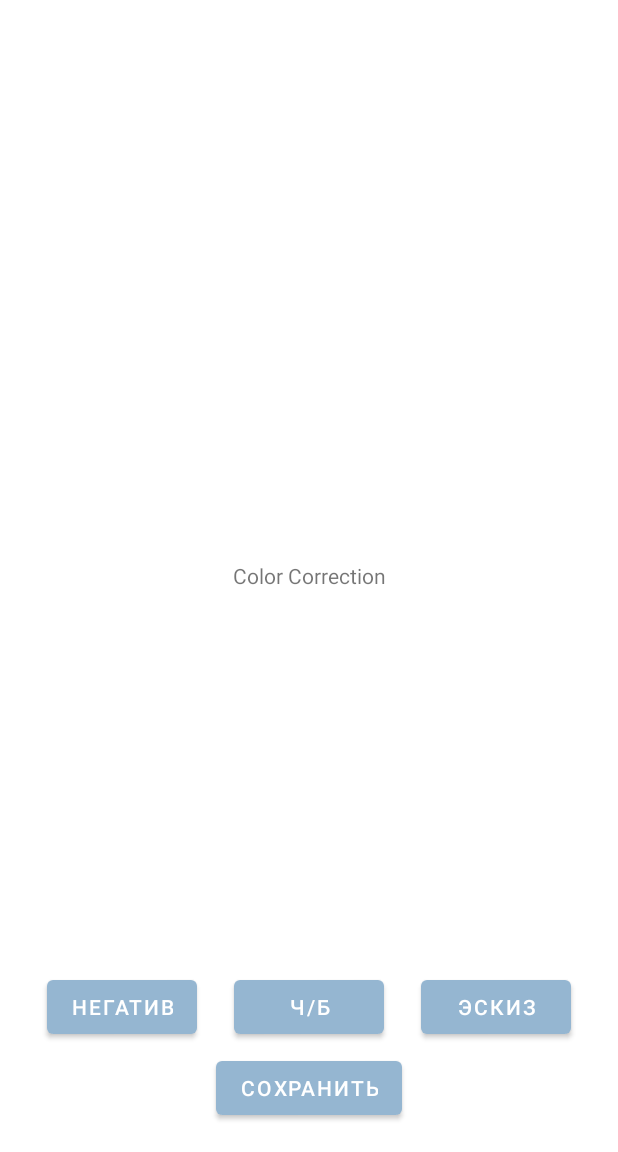
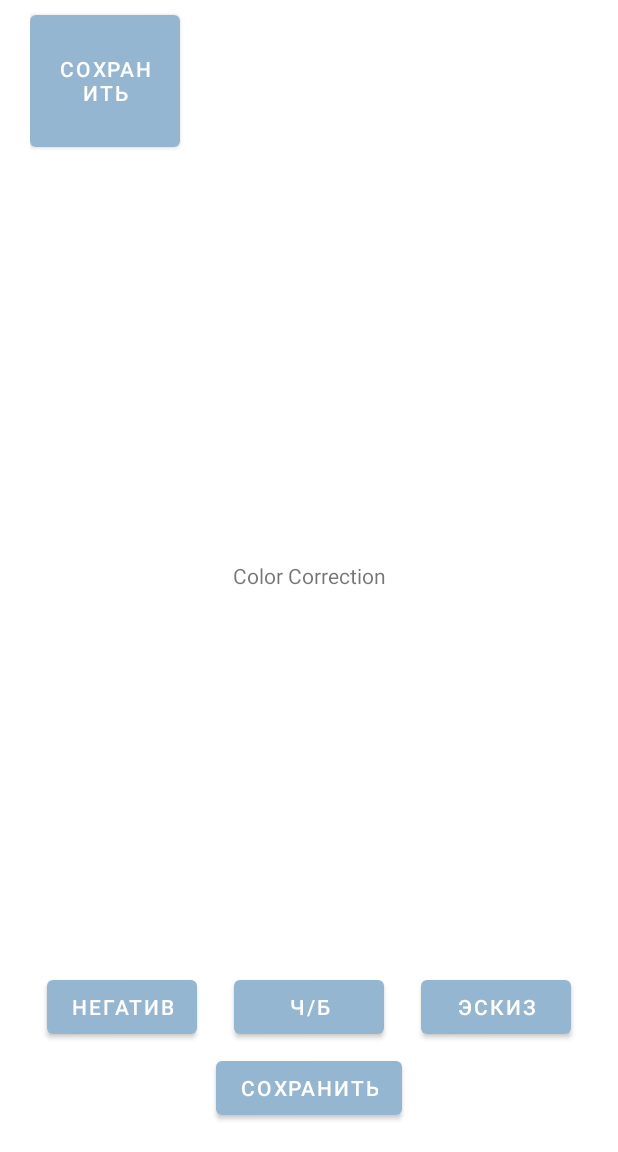
Before and after one commit to Violet022/mountpic, an Android app: the fragment ColorCorrectionFragment placed in its activity, after a tap on "СОХРАНИТЬ", on a phone screen of 412 x 824 dp, the part 84-1236 px from its top. Run offline under Robolectric (Android 15) with nearby library versions, the phone set to English and light mode, and no system bars; libraries missing offline, so code that uses them is left out: by.kirich1409.viewbindingdelegate; Roboto replaces fonts that are not available here; 3 statements that could not run were skipped.

Commit message:
some changes

```diff
--- a/app/src/main/java/com/example/mountpic/ColorCorrectionFragment.kt
+++ b/app/src/main/java/com/example/mountpic/ColorCorrectionFragment.kt
@@ -1,20 +1,14 @@
 package com.example.mountpic
 
-import android.Manifest
 import android.graphics.Bitmap
 import android.graphics.Color
 import android.os.Bundle
-import android.os.Environment
 import android.view.LayoutInflater
 import android.view.View
 import android.view.ViewGroup
 import android.widget.Button
 import android.widget.ImageView
-import androidx.core.app.ActivityCompat
 import androidx.fragment.app.Fragment
-import java.io.File
-import java.io.FileOutputStream
-import java.lang.Exception
 
 class ColorCorrectionFragment : Fragment(R.layout.fragment_color_correction){
 
@@ -30,8 +24,6 @@ class ColorCorrectionFragment : Fragment(R.layout.fragment_color_correction){
 
     private var HIGHEST_COLOR_VALUE = 255
     private var LOWEST_COLOR_VALUE = 0
-    private val storagePermission1: Array<String> = kotlin.arrayOf(Manifest.permission.WRITE_EXTERNAL_STORAGE)
-    private val storagePermission2: Array<String> = kotlin.arrayOf(Manifest.permission.READ_EXTERNAL_STORAGE)
 
     override fun onCreateView(inflater: LayoutInflater, container: ViewGroup?, savedInstanceState: Bundle?): View? {
         val view = inflater.inflate(R.layout.fragment_color_correction, container, false)
@@ -65,42 +57,7 @@ class ColorCorrectionFragment : Fragment(R.layout.fragment_color_correction){
             (context as SecondPageActivity).setPicture = newBitMap
         }
 
-        ActivityCompat.requestPermissions(context as SecondPageActivity, storagePermission1, 1)
-        ActivityCompat.requestPermissions(context as SecondPageActivity, storagePermission2, 1)
-
-        btnSave.setOnClickListener() {
-            saveToGallery(newBitMap)
-        }
         return view
-    }
-
-    private fun saveToGallery(bitmap: Bitmap) {
-        var outputStream: FileOutputStream? = null
-        val file: File = Environment.getExternalStorageDirectory()
-        val dir = File(file.absolutePath + "/MyPics")
-        dir.mkdirs()
-
-        val filename: String = String.format("%d.png", System.currentTimeMillis())
-        val outFile = File(dir, filename)
-
-        try {
-            outputStream = FileOutputStream(outFile)
-        } catch (e: Exception) {
-            e.printStackTrace()
-        }
-        bitmap.compress(Bitmap.CompressFormat.PNG, 100, outputStream)
-
-        try {
-            outputStream?.flush()
-        } catch (e: Exception) {
-            e.printStackTrace()
-        }
-
-        try {
-            outputStream?.close()
-        } catch (e: Exception) {
-            e.printStackTrace()
-        }
     }
 
     fun setGreyFilter(oldBitmap: Bitmap): Bitmap {
--- a/app/src/main/java/com/example/mountpic/RotationFragment.kt
+++ b/app/src/main/java/com/example/mountpic/RotationFragment.kt
@@ -30,12 +30,11 @@ class RotationFragment : Fragment(R.layout.fragment_rotation) {
         makeRotation = rootView.findViewById(R.id.start)
         rotationDegree = rootView.findViewById(R.id.number)
 
-        var photo = (context as SecondPageActivity).setPicture
-
         makeRotation.setOnClickListener() {
             lateinit var rotatedPhoto: Bitmap
             var angle: String = rotationDegree.text.toString()
             var rotAngle: Double = toRadian(angle.toDouble())
+            var photo = (context as SecondPageActivity).setPicture
             rotatedPhoto = rotate(photo, rotAngle)
             (context as SecondPageActivity).findViewById<ImageView>(R.id.image_view).setImageBitmap(rotatedPhoto)
             (context as SecondPageActivity).setPicture = rotatedPhoto
--- a/app/src/main/java/com/example/mountpic/SecondPageActivity.kt
+++ b/app/src/main/java/com/example/mountpic/SecondPageActivity.kt
@@ -1,13 +1,11 @@
 package com.example.mountpic
 
-import android.R.attr.bitmap
 import android.graphics.Bitmap
-import android.graphics.drawable.BitmapDrawable
 import android.net.Uri
 import android.os.Bundle
+import android.os.Environment
 import android.provider.MediaStore
 import android.widget.Button
-import android.widget.ImageView
 import androidx.appcompat.app.ActionBarDrawerToggle
 import androidx.appcompat.app.AppCompatActivity
 import androidx.core.view.GravityCompat
@@ -17,6 +15,8 @@ import by.kirich1409.viewbindingdelegate.viewBinding
 import com.example.mountpic.databinding.ActivitySecondBinding
 import kotlinx.android.synthetic.main.activity_second.*
 import kotlinx.android.synthetic.main.content_second.*
+import java.io.File
+import java.io.FileOutputStream
 import java.io.IOException
 
 
@@ -25,11 +25,14 @@ class SecondPageActivity : AppCompatActivity() {
     private val viewBinding by viewBinding(ActivitySecondBinding::bind, R.id.drawerLayout)
     lateinit var gotPicture: Uri
     lateinit var setPicture: Bitmap
+    lateinit var btnSave: Button
 
     override fun onCreate(savedInstanceState: Bundle?) {
         super.onCreate(savedInstanceState)
         setContentView(R.layout.activity_second)
         setSupportActionBar(toolbar)
+
+        btnSave = findViewById(R.id.buttonSave)
 
         if (intent?.extras?.get(this@SecondPageActivity.getString(R.string.extraForStorage)) != null) {
             gotPicture = intent?.extras?.get(this@SecondPageActivity.getString(R.string.extraForStorage)) as Uri
@@ -94,6 +97,39 @@ class SecondPageActivity : AppCompatActivity() {
                 else -> false
             }
         }
+
+        btnSave.setOnClickListener() {
+            saveToGallery()
+        }
+    }
+
+    private fun saveToGallery() {
+        var outputStream: FileOutputStream? = null
+        val file: File = Environment.getExternalStorageDirectory()
+        val dir = File(file.absolutePath + "/MyPics")
+        dir.mkdirs()
+
+        val filename: String = String.format("%d.png", System.currentTimeMillis())
+        val outFile = File(dir, filename)
+
+        try {
+            outputStream = FileOutputStream(outFile)
+        } catch (e: Exception) {
+            e.printStackTrace()
+        }
+        setPicture.compress(Bitmap.CompressFormat.PNG, 100, outputStream)
+
+        try {
+            outputStream?.flush()
+        } catch (e: Exception) {
+            e.printStackTrace()
+        }
+
+        try {
+            outputStream?.close()
+        } catch (e: Exception) {
+            e.printStackTrace()
+        }
     }
 
     fun fromUriToBitmap (picture: Uri): Bitmap {
--- a/app/src/main/res/layout/activity_second.xml
+++ b/app/src/main/res/layout/activity_second.xml
@@ -20,6 +20,7 @@
         android:paddingRight="20dp"
         android:paddingBottom="60dp">
 
+
         <ImageView
             android:id="@+id/image_view"
             android:layout_width="wrap_content"
@@ -29,6 +30,13 @@
             app:layout_constraintStart_toStartOf="@+id/guideline8"
             app:layout_constraintTop_toTopOf="parent"
             app:layout_constraintVertical_bias="0.517" />
+
+        <Button
+            android:layout_width="100dp"
+            android:layout_height="100dp"
+            android:text="Сохранить"
+            tools:ignore="MissingConstraints"
+            android:id="@+id/buttonSave"/>
 
         <androidx.constraintlayout.widget.Guideline
             android:id="@+id/guideline7"
@@ -53,6 +61,7 @@
 
     </androidx.constraintlayout.widget.ConstraintLayout>
 
+
     <com.google.android.material.navigation.NavigationView
         android:layout_width="match_parent"
         android:layout_height="match_parent"
```
Also changed, not shown: app/src/main/java/com/example/mountpic/ScalingFragment.kt (+2 -5 lines).
